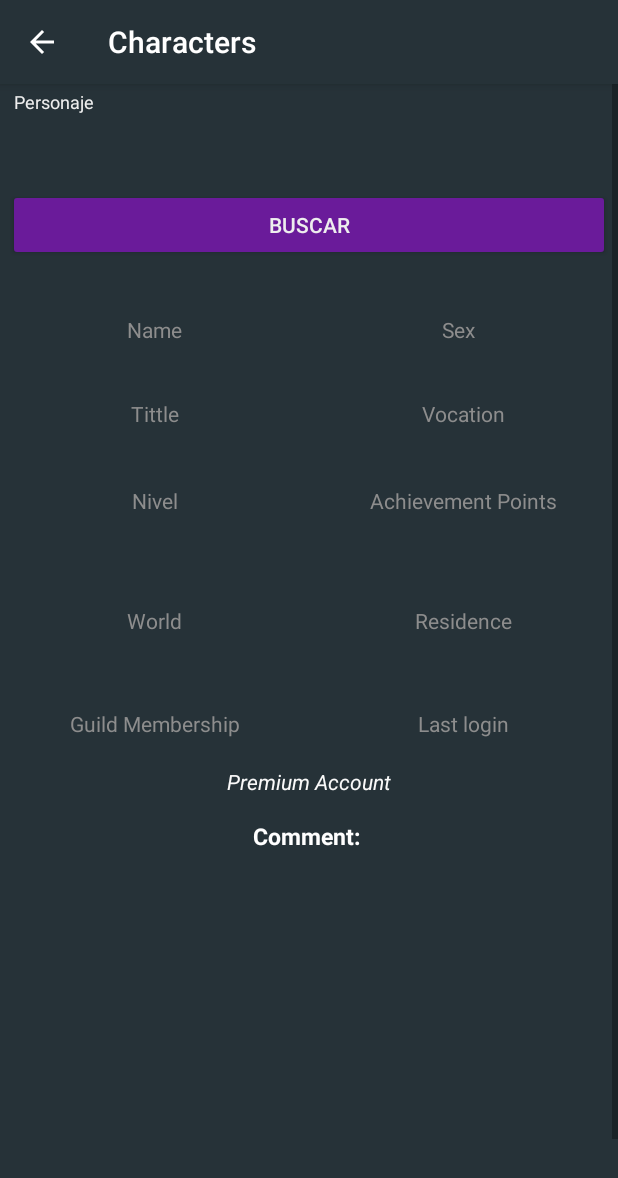
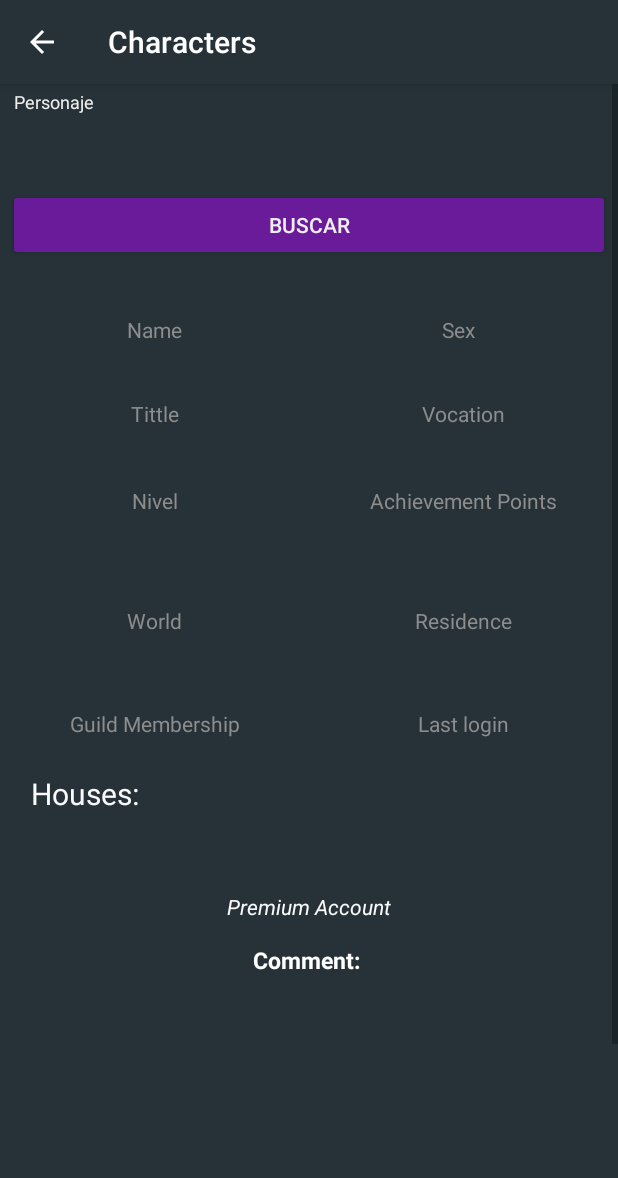
Before and after one commit to MiguelJeronimo/Ttools, an Android app: the characters screen opened directly, with no data from a screen before it, on a phone screen of 412 x 824 dp. Shown: the top 1178 px of the screen. Run offline under Robolectric (Android 15) with nearby library versions, the phone set to English and light mode, and no system bars.

Commit message:
Se agregaron las casas

```diff
--- a/app/src/main/java/com/example/ttools/characters.java
+++ b/app/src/main/java/com/example/ttools/characters.java
@@ -31,11 +31,10 @@ import retrofit2.converter.gson.GsonConverterFactory;
 public class characters extends AppCompatActivity implements View.OnClickListener {
 
     private EditText nombre_persona;
-    private TextView nombre,titulo, sexo, vocacion, nivel, archiviement, mundo, residencia, guild, lastlogin, comentario;
+    private TextView nombre,titulo, sexo, vocacion, nivel, archiviement, mundo, residencia, guild, lastlogin, comentario, textViewPremium,textViewMirried;
     Button btnenviar;
     ConvertidorFecha convertidorFecha = new ConvertidorFecha();
-    Gson gson;
-    LinearLayout linearLayoutDeaths, linearLayoutOtherCharacters;
+    LinearLayout linearLayoutDeaths, linearLayoutOtherCharacters, linearLayoutHouses;
 
     @Override
     protected void onCreate(Bundle savedInstanceState) {
@@ -58,6 +57,8 @@ public class characters extends AppCompatActivity implements View.OnClickListene
         guild = (TextView) findViewById(R.id.guild);
         lastlogin = (TextView) findViewById(R.id.last_loguin);
         comentario= (TextView) findViewById(R.id.comentario);
+        textViewPremium = (TextView) findViewById(R.id.textViewPremium);
+        textViewMirried = (TextView) findViewById(R.id.textViewMirried);
         btnenviar = (Button)findViewById(R.id.btnenviar);
         btnenviar.setOnClickListener(this);
 
@@ -87,8 +88,11 @@ public class characters extends AppCompatActivity implements View.OnClickListene
         String urlAPI = "https://api.tibiadata.com/v3/character/";
         linearLayoutDeaths = (LinearLayout) findViewById(R.id.linearLayoutDeaths);
         linearLayoutOtherCharacters = (LinearLayout) findViewById(R.id.linearLayoutOtherCharacters);
+        linearLayoutHouses = (LinearLayout) findViewById(R.id.linearLayoutHouses);
         linearLayoutOtherCharacters.removeAllViews();
         linearLayoutDeaths.removeAllViews();
+        linearLayoutHouses.removeAllViews();
+        textViewMirried.setText("");
         if (v.getId() == R.id.btnenviar){
 
             Retrofit retrofit = new Retrofit
@@ -116,6 +120,27 @@ public class characters extends AppCompatActivity implements View.OnClickListene
                     convertidorFecha.convertirFecha();
                     lastlogin.setText(convertidorFecha.getFechaConvertida());
                     comentario.setText(characters.getCharacter().getComment());
+                    textViewPremium.setText(characters.getCharacter().getAccount_status());
+                    if (characters.getCharacter().getMarried_to()!=null){
+                        textViewMirried.setText("\uD83D\uDC8D️\u200D\uD83D\uDD25: "+characters.getCharacter().getMarried_to());
+                    }
+                    if (characters.getCharacter().getHouses() != null){
+                        for (int i = 0; i < characters.getCharacter().getHouses().size(); i++) {
+                            // System.out.println(characters.getDeaths().get(i).getReason());
+                            TextView textViewHouses = new TextView(characters.this);
+                            textViewHouses.setText("\uD83C\uDFD8️"+" Name:"
+                                    +characters.getCharacter().getHouses().get(i).getName()+
+                                    "\n Town: "+characters.getCharacter().getHouses().get(i).getTown()+
+                                    "\n Paid: "+characters.getCharacter().getHouses().get(i).getPaid());
+                            textViewHouses.setTextColor(getResources().getColor(R.color.leyenda));
+                            textViewHouses.setTextSize(15);
+                            textViewHouses.setTextColor(Color.parseColor("#CE93D8"));
+                            textViewHouses.setTypeface(null, Typeface.ITALIC);
+                            textViewHouses.setLayoutParams(new LinearLayout.LayoutParams(ViewGroup.LayoutParams.WRAP_CONTENT, ViewGroup.LayoutParams.WRAP_CONTENT));
+                            linearLayoutHouses.addView(textViewHouses);
+                        }
+                    }
+
                    if (characters.getDeaths() != null){
                        for (int i = 0; i < characters.getDeaths().size(); i++) {
                            // System.out.println(characters.getDeaths().get(i).getReason());
--- a/app/src/main/res/layout/content_characters.xml
+++ b/app/src/main/res/layout/content_characters.xml
@@ -11,13 +11,12 @@
     <ScrollView
         android:layout_width="match_parent"
         android:layout_height="match_parent"
-        tools:layout_editor_absoluteX="-119dp"
-        tools:layout_editor_absoluteY="91dp">
+        tools:layout_editor_absoluteX="137dp"
+        tools:layout_editor_absoluteY="0dp">
 
         <androidx.constraintlayout.widget.ConstraintLayout
             android:layout_width="match_parent"
-            android:layout_height="wrap_content"
-            >
+            android:layout_height="wrap_content">
 
             <com.google.android.material.textfield.TextInputLayout
                 android:id="@+id/layoutNivel"
@@ -304,14 +303,15 @@
                 android:width="@android:dimen/thumbnail_width"
                 android:padding="3dip"
                 android:text=""
+                android:textAlignment="center"
                 android:textColor="#FFF"
-                android:textAlignment="center"
                 app:layout_constraintEnd_toStartOf="@+id/guideline2"
                 app:layout_constraintStart_toStartOf="parent"
                 app:layout_constraintTop_toBottomOf="@+id/textView10"
                 tools:ignore="MissingConstraints" />
 
             <TextView
+                android:id="@+id/textView22"
                 android:layout_width="wrap_content"
                 android:layout_height="wrap_content"
                 android:layout_marginTop="8dp"
@@ -328,8 +328,8 @@
                 android:layout_width="wrap_content"
                 android:layout_height="wrap_content"
                 android:layout_marginTop="12dp"
+                android:width="@android:dimen/thumbnail_width"
                 android:gravity="left"
-                android:width="@android:dimen/thumbnail_width"
                 android:padding="3dip"
                 android:text=""
                 android:textColor="#FFF"
@@ -342,14 +342,14 @@
                 android:id="@+id/textView16"
                 android:layout_width="75dp"
                 android:layout_height="20dp"
-                android:layout_marginTop="16dp"
+                android:layout_marginTop="15dp"
                 android:text="Comment: "
                 android:textColor="#FFF"
                 android:textSize="15dp"
                 android:textStyle="bold"
                 app:layout_constraintEnd_toEndOf="parent"
                 app:layout_constraintStart_toStartOf="parent"
-                app:layout_constraintTop_toBottomOf="@+id/textView3"
+                app:layout_constraintTop_toBottomOf="@+id/textViewPremium"
                 tools:ignore="MissingConstraints" />
 
             <TextView
@@ -375,16 +375,28 @@
                 app:layout_constraintGuide_percent="0.5" />
 
             <TextView
-                android:id="@+id/textView3"
+                android:id="@+id/textViewPremium"
                 android:layout_width="wrap_content"
                 android:layout_height="wrap_content"
-                android:layout_marginTop="16dp"
+                android:layout_marginTop="15dp"
                 android:text="Premium Account"
                 android:textColor="@color/letras"
                 android:textStyle="italic"
                 app:layout_constraintEnd_toEndOf="parent"
                 app:layout_constraintStart_toStartOf="parent"
-                app:layout_constraintTop_toBottomOf="@+id/textView18" />
+                app:layout_constraintTop_toBottomOf="@+id/linearLayoutHouses" />
+
+            <TextView
+                android:id="@+id/textViewMirrier"
+                android:layout_width="wrap_content"
+                android:layout_height="wrap_content"
+                android:layout_marginTop="15dp"
+                android:text=""
+                android:textColor="@color/letras"
+                android:textStyle="italic"
+                app:layout_constraintEnd_toEndOf="parent"
+                app:layout_constraintStart_toStartOf="parent"
+                app:layout_constraintTop_toBottomOf="@+id/textViewPremium" />
 
             <LinearLayout
                 android:id="@+id/linearLayoutDeaths"
@@ -401,10 +413,43 @@
                 android:layout_width="match_parent"
                 android:layout_height="match_parent"
                 android:layout_marginTop="16dp"
+                android:orientation="vertical"
                 android:padding="20dp"
-                android:orientation="vertical"
                 app:layout_constraintTop_toBottomOf="@+id/linearLayoutDeaths"
                 tools:layout_editor_absoluteY="46dp"></LinearLayout>
+
+            <TextView
+                android:id="@+id/textView3"
+                android:layout_width="183dp"
+                android:layout_height="24dp"
+                android:layout_marginTop="20dp"
+                android:text="  Houses:"
+                android:textColor="@color/letras"
+                android:textSize="20dp"
+                app:layout_constraintEnd_toStartOf="@+id/guideline2"
+                app:layout_constraintStart_toStartOf="parent"
+                app:layout_constraintTop_toBottomOf="@+id/textView18" />
+
+            <LinearLayout
+                android:id="@+id/linearLayoutHouses"
+                android:layout_width="match_parent"
+                android:layout_height="match_parent"
+                android:orientation="vertical"
+                android:padding="20dp"
+                app:layout_constraintTop_toBottomOf="@+id/textView3"
+                tools:layout_editor_absoluteX="1dp"></LinearLayout>
+
+            <TextView
+                android:id="@+id/textViewMirried"
+                android:layout_width="194dp"
+                android:layout_height="21dp"
+                android:layout_marginTop="10dp"
+                android:textColor="@color/letras"
+                app:layout_constraintEnd_toEndOf="parent"
+                app:layout_constraintStart_toStartOf="@+id/guideline2"
+                app:layout_constraintTop_toBottomOf="@+id/textView22" />
+
+
         </androidx.constraintlayout.widget.ConstraintLayout>
     </ScrollView>
 </androidx.constraintlayout.widget.ConstraintLayout>
```
Also changed, not shown: app/src/main/java/com/example/ttools/APISERVER/models/CharactersInformation/Characters/CharacterData/Character.java (+21 -0 lines), app/src/main/java/com/example/ttools/APISERVER/models/CharactersInformation/Characters/CharacterData/Houses/House.java (added, +31 -0 lines).
